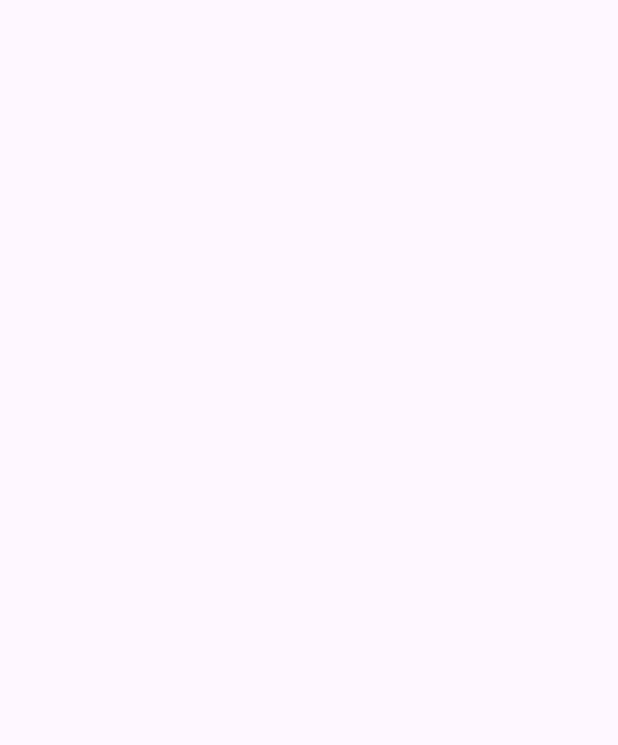
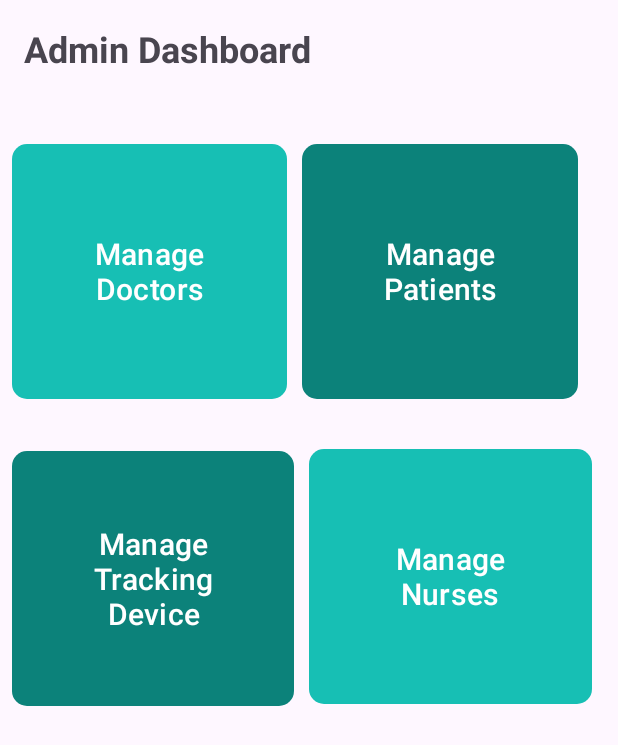
Before and after one commit to Exe-lk/demented-care-app, an Android app: the AdminScreen screen opened directly, with no data from a screen before it, on a phone screen of 412 x 824 dp. Before the commit the part shown is empty. Shown: the top 745 px of the screen. Run offline under Robolectric (Android 15) with nearby library versions, the phone set to English and light mode, and no system bars.

Commit message:
Update activity_admin_screen.xml

```diff
--- a/app-android/app/src/main/res/layout/activity_admin_screen.xml
+++ b/app-android/app/src/main/res/layout/activity_admin_screen.xml
@@ -6,5 +6,86 @@
     android:layout_height="match_parent"
     tools:context=".AdminScreen">
 
+    <TextView
+        android:id="@+id/topTextView"
+        android:layout_width="match_parent"
+        android:layout_height="wrap_content"
+        android:layout_alignParentTop="true"
+        android:padding="16dp"
+        android:text="Admin Dashboard"
+        android:textSize="24sp"
+        android:textStyle="bold" />
+
+    <!-- First Row -->
+    <LinearLayout
+        android:id="@+id/layout1"
+        android:layout_width="403dp"
+        android:layout_height="193dp"
+        android:layout_below="@+id/topTextView"
+        android:layout_marginTop="23dp"
+        android:orientation="horizontal"
+
+        android:padding="8dp">
+
+        <!-- First Button -->
+        <Button
+            android:id="@+id/button1"
+            android:layout_width="170dp"
+            android:layout_height="170dp"
+            android:layout_marginEnd="10dp"
+            android:layout_weight="1"
+            android:background="@drawable/button_bg"
+            android:text="Manage Doctors"
+            android:textSize="20sp"
+            app:backgroundTint="#17BFB4" /> <!-- Set your desired background color here -->
+
+        <!-- Second Button -->
+        <Button
+            android:id="@+id/button2"
+            android:layout_width="170dp"
+            android:layout_height="170dp"
+            android:layout_marginEnd="10dp"
+            android:layout_weight="1"
+            android:background="@drawable/button_bg"
+            android:text="Manage Patients"
+            android:textSize="20sp"
+            app:backgroundTint="#0C827A" /> <!-- Set your desired background color here -->
+    </LinearLayout>
+
+    <!-- Second Row -->
+    <!-- Second Row -->
+    <LinearLayout
+        android:layout_width="wrap_content"
+        android:layout_height="206dp"
+        android:layout_below="@id/layout1"
+        android:orientation="horizontal"
+        android:padding="8dp">
+
+        <!-- Third Button -->
+        <Button
+            android:id="@+id/button3"
+            android:layout_width="0dp"
+            android:layout_height="170dp"
+            android:layout_marginEnd="10dp"
+            android:layout_weight="1"
+            android:background="@drawable/button_bg"
+            android:text="Manage Tracking Device"
+            android:textSize="20sp"
+            app:backgroundTint="#0C827A" />
+
+        <!-- Fourth Button -->
+        <Button
+            android:id="@+id/button4"
+            android:layout_width="0dp"
+            android:layout_height="170dp"
+            android:layout_marginTop="10dp"
+            android:layout_marginEnd="9dp"
+            android:layout_weight="1"
+            android:background="@drawable/button_bg"
+            android:text="Manage Nurses"
+            android:textSize="20sp"
+            app:backgroundTint="#17BFB4" />
+    </LinearLayout>
+
 
 </RelativeLayout>
```
